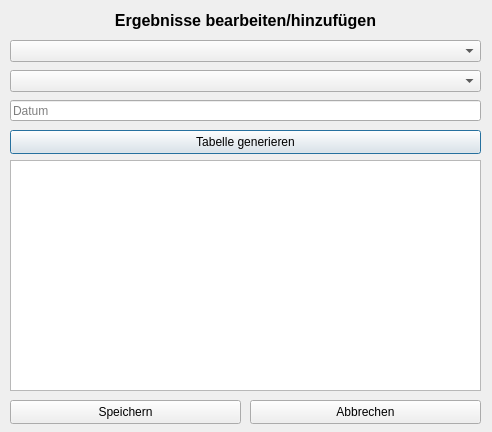
This is windows/editresultsdialog.ui in koc-schule/bewertungsrechner as Qt 5 draws it before an edit. The edited form follows.
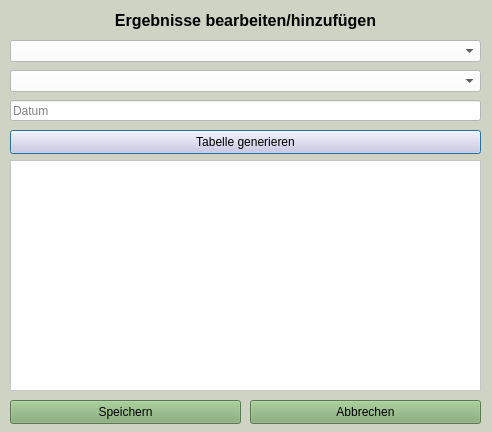
This is the edited form.

Commit message: GUI schön gemacht

```diff
--- a/windows/editresultsdialog.ui
+++ b/windows/editresultsdialog.ui
@@ -13,6 +13,9 @@
   <property name="windowTitle">
    <string>Ergebnisse bearbeiten/hinzufügen</string>
   </property>
+  <property name="styleSheet">
+   <string notr="true">background-color: rgb(206, 211, 196);</string>
+  </property>
   <widget class="QLabel" name="label">
    <property name="geometry">
     <rect>
@@ -45,6 +48,9 @@
      <height>22</height>
     </rect>
    </property>
+   <property name="styleSheet">
+    <string notr="true">background-color: rgb(255, 255, 255);</string>
+   </property>
   </widget>
   <widget class="QComboBox" name="select_course_box">
    <property name="geometry">
@@ -55,6 +61,9 @@
      <height>22</height>
     </rect>
    </property>
+   <property name="styleSheet">
+    <string notr="true">background-color: rgb(255, 255, 255);</string>
+   </property>
   </widget>
   <widget class="QLineEdit" name="date_edit">
    <property name="geometry">
@@ -65,6 +74,9 @@
      <height>21</height>
     </rect>
    </property>
+   <property name="styleSheet">
+    <string notr="true">background-color: rgb(255, 255, 255);</string>
+   </property>
    <property name="placeholderText">
     <string>Datum</string>
    </property>
@@ -78,6 +90,9 @@
      <height>24</height>
     </rect>
    </property>
+   <property name="styleSheet">
+    <string notr="true">background-color: rgb(216, 204, 231);</string>
+   </property>
    <property name="text">
     <string>Tabelle generieren</string>
    </property>
@@ -91,6 +106,9 @@
      <height>231</height>
     </rect>
    </property>
+   <property name="styleSheet">
+    <string notr="true">background-color: rgb(255, 255, 255);</string>
+   </property>
   </widget>
   <widget class="QPushButton" name="save_button">
    <property name="geometry">
@@ -101,6 +119,9 @@
      <height>24</height>
     </rect>
    </property>
+   <property name="styleSheet">
+    <string notr="true">background-color: rgb(127, 169, 112);</string>
+   </property>
    <property name="text">
     <string>Speichern</string>
    </property>
@@ -114,6 +135,9 @@
      <height>24</height>
     </rect>
    </property>
+   <property name="styleSheet">
+    <string notr="true">background-color: rgb(127, 169, 112);</string>
+   </property>
    <property name="text">
     <string>Abbrechen</string>
    </property>
```
The commit also changes 7 other files.
